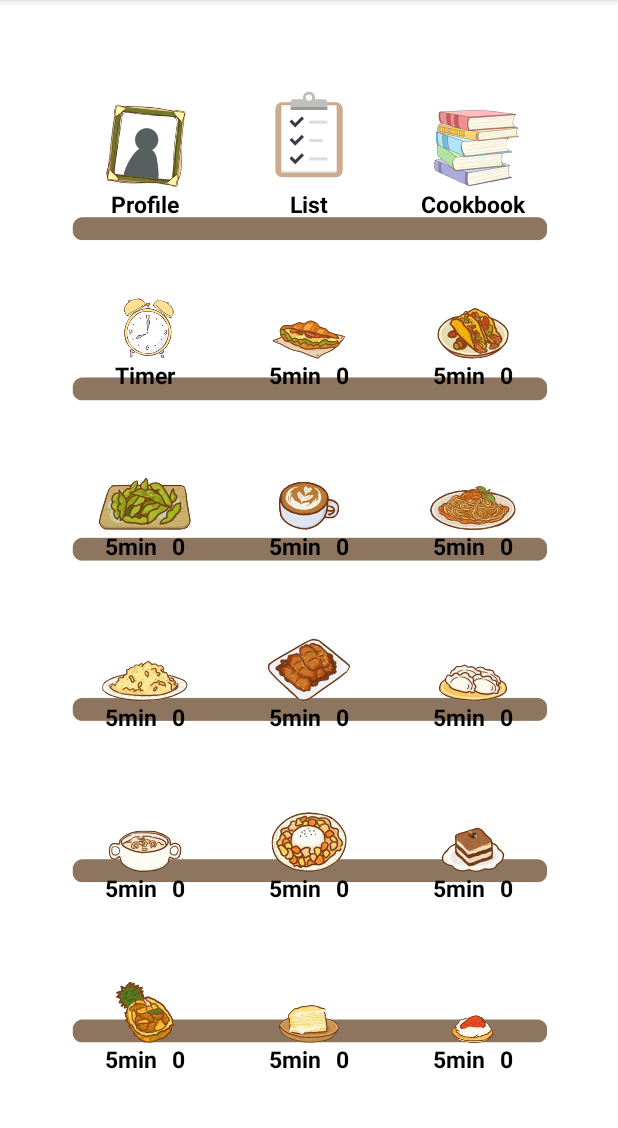
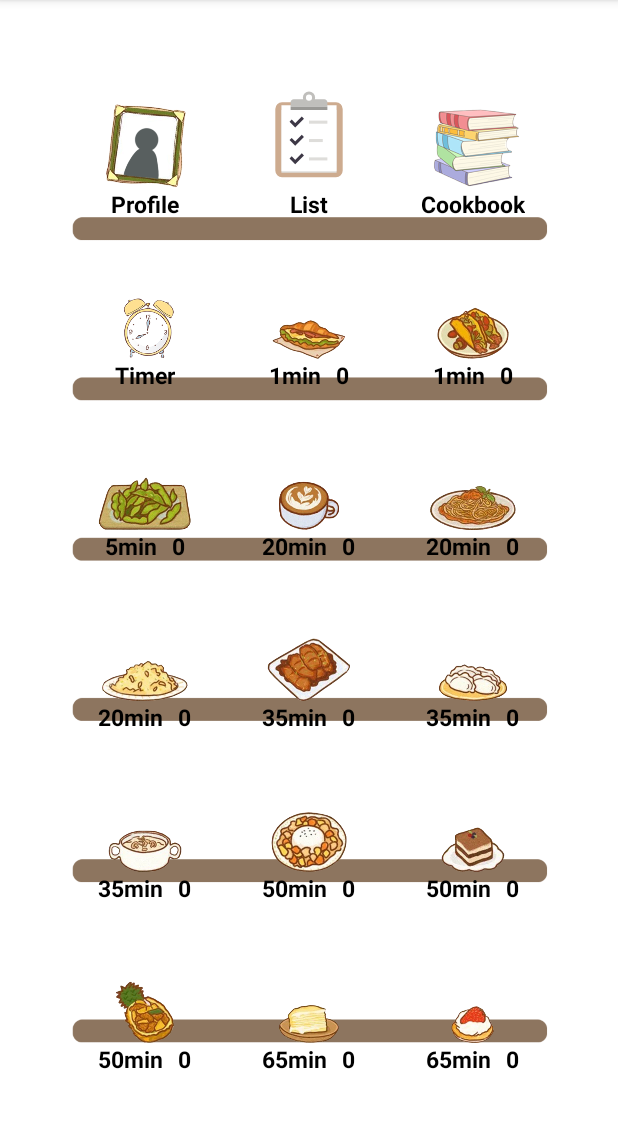
Before and after one commit to SusBhh/study-app, an Android app: the screen it shows after launch (ShelfActivity), after a tap on "Login", on a phone screen of 412 x 824 dp, the part 84-1212 px from its top. Run offline under Robolectric (Android 15) with nearby library versions, the phone set to English and light mode, and no system bars.

Commit message:
Set timer is finally working!!!

```diff
--- a/app/src/main/java/com/example/tidbit_astudyapp/FoodItem.java
+++ b/app/src/main/java/com/example/tidbit_astudyapp/FoodItem.java
@@ -8,24 +8,37 @@ import androidx.appcompat.app.AppCompatActivity;
 
 import org.w3c.dom.Text;
 
-public class FoodItem extends AppCompatActivity {
+public class FoodItem {
     private static Context context;
 
     public FoodItem(Context context) {this.context = context;};
 
     private int foodID;
-    private String timeTextID;
+    private String name;
     private int quantity;
     private int time;
-    private TextView timeText;
-    private TextView quantityText;
+//    private TextView quantityText;
 
     public FoodItem(int foodID, int time) {
         this.foodID = foodID;
-        this.timeTextID = "st" + Integer.toString(foodID);
+        //this.quantityTextID = "sq" + Integer.toString(foodID);
         this.quantity = 0;
         this.time = time;
-        this.timeText = findViewById(R.id.timeTextID);
+        //this.quantityText = findViewById(R.id.quantityTextID);
+//        if(foodID == 0){this.quantityText = findViewById(R.id.sq0);}
+//        else if(foodID == 1){this.quantityText = findViewById(R.id.sq1);}
+//        else if(foodID == 2){this.quantityText = findViewById(R.id.sq2);}
+//        else if(foodID == 3){this.quantityText = findViewById(R.id.sq3);}
+//        else if(foodID == 4){this.quantityText = findViewById(R.id.sq4);}
+//        else if(foodID == 5){this.quantityText = findViewById(R.id.sq5);}
+//        else if(foodID == 6){this.quantityText = findViewById(R.id.sq6);}
+//        else if(foodID == 7){this.quantityText = findViewById(R.id.sq7);}
+//        else if(foodID == 8){this.quantityText = findViewById(R.id.sq8);}
+//        else if(foodID == 9){this.quantityText = findViewById(R.id.sq9);}
+//        else if(foodID == 10){this.quantityText = findViewById(R.id.sq10);}
+//        else if(foodID == 11){this.quantityText = findViewById(R.id.sq11);}
+//        else if(foodID == 12){this.quantityText = findViewById(R.id.sq12);}
+//        else if(foodID == 13){this.quantityText = findViewById(R.id.sq13);}
 
     }
 
@@ -37,5 +50,6 @@ public class FoodItem extends AppCompatActivity {
     public void setQuantity(int newQuantity) {this.quantity = newQuantity;}
     public int getTime() {return this.time;}
     public void setTime(int newTime) {this.time = newTime;}
+//    public void setQuantityText() {this.quantityText.setText(Integer.toString(this.quantity));}
 
 }
--- a/app/src/main/java/com/example/tidbit_astudyapp/ShelfActivity.java
+++ b/app/src/main/java/com/example/tidbit_astudyapp/ShelfActivity.java
@@ -12,6 +12,7 @@ import android.hardware.SensorManager;
 import android.os.Bundle;
 import android.util.Log;
 import android.view.View;
+import android.widget.TextView;
 
 import java.util.Vector;
 
@@ -27,7 +28,9 @@ public class ShelfActivity extends AppCompatActivity {
     private Sensor sensorLight;
 
     // Foods array
-    public static Vector<FoodItem> FoodsList = new Vector<FoodItem>(15);
+    public static Vector<FoodItem> FoodsList = new Vector<FoodItem>(14);
+
+    public static Vector<TextView> foodQuanText = new Vector<TextView>(14);
 
     @Override
     protected void onCreate(Bundle savedInstanceState) {
@@ -66,6 +69,40 @@ public class ShelfActivity extends AppCompatActivity {
             FoodsList.add(tempFoodItem);
         }
 
+        // Create foodQuanText List
+        TextView tempTextView = findViewById(R.id.sq0);
+        for (int i = 0; i < 14; i++) {
+            foodQuanText.add(tempTextView);
+            if(i == 0)
+                foodQuanText.set(0, findViewById(R.id.sq0));
+            else if (i == 1)
+                foodQuanText.set(1, findViewById(R.id.sq1));
+            else if (i == 2)
+            foodQuanText.set(2, findViewById(R.id.sq2));
+            else if (i == 3)
+            foodQuanText.set(3, findViewById(R.id.sq3));
+            else if (i == 4)
+            foodQuanText.set(4, findViewById(R.id.sq4));
+            else if (i == 5)
+            foodQuanText.set(5, findViewById(R.id.sq5));
+            else if (i == 6)
+            foodQuanText.set(6, findViewById(R.id.sq6));
+            else if (i == 7)
+            foodQuanText.set(7, findViewById(R.id.sq7));
+            else if (i == 8)
+            foodQuanText.set(8, findViewById(R.id.sq8));
+            else if (i == 9)
+            foodQuanText.set(9, findViewById(R.id.sq9));
+            else if (i == 10)
+            foodQuanText.set(10, findViewById(R.id.sq10));
+            else if (i == 11)
+            foodQuanText.set(11, findViewById(R.id.sq11));
+            else if (i == 12)
+            foodQuanText.set(12, findViewById(R.id.sq12));
+            else if (i == 13)
+            foodQuanText.set(13, findViewById(R.id.sq13));
+        }
+
     }
 
     private void changeDayNightTheme(float floatSensorValue, float lightThreshold) {
--- a/app/src/main/java/com/example/tidbit_astudyapp/TimerActivity.java
+++ b/app/src/main/java/com/example/tidbit_astudyapp/TimerActivity.java
@@ -105,6 +105,29 @@ public class TimerActivity extends AppCompatActivity {
 
             @Override
             public void onFinish() {
+
+                //edit quantity of food
+                int foodGot = 0, newQuantity = 0;
+                TextView quantityText = findViewById(R.id.sq13);
+                if (0 < mTimerTempMinute) {
+                    foodGot = (int)Math.random()*(3);
+                    //mTimerTempMinute <= 5 //0,1
+                    if (5 <= mTimerTempMinute && mTimerTempMinute < 20) {
+                        foodGot = 2; //2
+                    } else if (20 <= mTimerTempMinute && mTimerTempMinute < 35) {
+                        foodGot += 3;//3,4,5
+                    } else if (35 <= mTimerTempMinute && mTimerTempMinute < 50) {
+                        foodGot += 6;//6,7,8
+                    } else if (50 <= mTimerTempMinute && mTimerTempMinute < 65) {
+                        foodGot += 9;//9,10,11
+                    } else if (65 < mTimerTempMinute) {
+                        foodGot += 12;//12,13
+                    }
+                }
+                Log.d("foodGot", Integer.toString(foodGot));
+                newQuantity = ShelfActivity.FoodsList.get(foodGot).getQuantity() + 1;
+                ShelfActivity.FoodsList.get(foodGot).setQuantity(newQuantity);
+                ShelfActivity.foodQuanText.get(foodGot).setText(Integer.toString(newQuantity));
                 mTimerRunning = false;
                 updateWatchInterface();
             }
@@ -198,8 +221,6 @@ public class TimerActivity extends AppCompatActivity {
     @Override
     protected void onStart() {
         super.onStart();
-        int foodGot = 0, newQuantity = 0;
-
         SharedPreferences prefs = getSharedPreferences("prefs", MODE_PRIVATE);
 
         mStartTimeInMillis = prefs.getLong("startTimeInMillis", 600000);
@@ -219,24 +240,6 @@ public class TimerActivity extends AppCompatActivity {
                 updateCountDownText();
                 updateWatchInterface();
 
-                //edit quantity of food
-                if (0 < mTimerTempMinute) {
-                    foodGot = (int)Math.random()*(3);
-                    //mTimerTempMinute <= 5 //0,1
-                    if (5 <= mTimerTempMinute && mTimerTempMinute < 20) {
-                        foodGot = 2; //2
-                    } else if (20 <= mTimerTempMinute && mTimerTempMinute < 35) {
-                        foodGot += 3;//3,4,5
-                    } else if (35 <= mTimerTempMinute && mTimerTempMinute < 50) {
-                        foodGot += 6;//6,7,8
-                    } else if (50 <= mTimerTempMinute && mTimerTempMinute < 65) {
-                        foodGot += 9;//9,10,11
-                    } else if (65 < mTimerTempMinute) {
-                        foodGot += 12;//12,13
-                    }
-                }
-                newQuantity = ShelfActivity.FoodsList.get(foodGot).getQuantity() + 1;
-                ShelfActivity.FoodsList.get(foodGot).setQuantity(newQuantity);
 
             } else {
                 startTimer();
--- a/app/src/main/res/layout/activity_shelf.xml
+++ b/app/src/main/res/layout/activity_shelf.xml
@@ -259,7 +259,6 @@
                     android:layout_height="65dp"
                     android:layout_gravity="center_horizontal"
                     android:background="@null"
-                    android:onClick="onTimerPressed"
                     android:scaleType="fitXY"
                     app:srcCompat="@drawable/f2"
                     tools:ignore="SpeakableTextPresentCheck" />
@@ -274,7 +273,7 @@
                         android:layout_width="wrap_content"
                         android:layout_height="wrap_content"
                         android:layout_gravity="center_horizontal|bottom"
-                        android:text="5min"
+                        android:text="1min"
                         android:textAlignment="center"
                         android:textColor="@android:color/black"
                         android:textSize="15sp"
@@ -323,7 +322,6 @@
                     android:layout_height="65dp"
                     android:layout_gravity="center_horizontal"
                     android:background="@null"
-                    android:onClick="onTimerPressed"
                     android:scaleType="fitXY"
                     app:srcCompat="@drawable/f3"
                     tools:ignore="SpeakableTextPresentCheck" />
@@ -338,7 +336,7 @@
                         android:layout_width="wrap_content"
                         android:layout_height="wrap_content"
                         android:layout_gravity="center_horizontal|bottom"
-                        android:text="5min"
+                        android:text="1min"
                         android:textAlignment="center"
                         android:textColor="@android:color/black"
                         android:textSize="15sp"
@@ -387,7 +385,6 @@
                     android:layout_height="65dp"
                     android:layout_gravity="center_horizontal"
                     android:background="@null"
-                    android:onClick="onTimerPressed"
                     android:scaleType="fitXY"
                     app:srcCompat="@drawable/f4"
                     tools:ignore="SpeakableTextPresentCheck" />
@@ -452,7 +449,6 @@
                     android:layout_height="65dp"
                     android:layout_gravity="center_horizontal"
                     android:background="@null"
-                    android:onClick="onTimerPressed"
                     android:scaleType="fitXY"
                     app:srcCompat="@drawable/f5"
                     tools:ignore="SpeakableTextPresentCheck" />
@@ -467,7 +463,7 @@
                         android:layout_width="wrap_content"
                         android:layout_height="wrap_content"
                         android:layout_gravity="center_horizontal|bottom"
-                        android:text="5min"
+                        android:text="20min"
                         android:textAlignment="center"
                         android:textColor="@android:color/black"
                         android:textSize="15sp"
@@ -517,7 +513,6 @@
                     android:layout_height="65dp"
                     android:layout_gravity="center_horizontal"
                     android:background="@null"
-                    android:onClick="onTimerPressed"
                     android:scaleType="fitXY"
                     app:srcCompat="@drawable/f6"
                     tools:ignore="SpeakableTextPresentCheck" />
@@ -533,7 +528,7 @@
                         android:layout_width="wrap_content"
                         android:layout_height="wrap_content"
                         android:layout_gravity="center_horizontal|bottom"
-                        android:text="5min"
+                        android:text="20min"
                         android:textAlignment="center"
                         android:textColor="@android:color/black"
                         android:textSize="15sp"
@@ -583,7 +578,6 @@
                     android:layout_height="65dp"
                     android:layout_gravity="center_horizontal"
                     android:background="@null"
-                    android:onClick="onTimerPressed"
                     android:scaleType="fitXY"
                     app:srcCompat="@drawable/f7"
                     tools:ignore="SpeakableTextPresentCheck" />
@@ -598,7 +592,7 @@
                         android:layout_width="wrap_content"
                         android:layout_height="wrap_content"
                         android:layout_gravity="center_horizontal|bottom"
-                        android:text="5min"
+                        android:text="20min"
                         android:textAlignment="center"
                         android:textColor="@android:color/black"
                         android:textSize="15sp"
@@ -648,7 +642,6 @@
                     android:layout_height="65dp"
                     android:layout_gravity="center_horizontal"
                     android:background="@null"
-                    android:onClick="onTimerPressed"
                     android:scaleType="fitXY"
                     app:srcCompat="@drawable/f8"
                     tools:ignore="SpeakableTextPresentCheck" />
@@ -663,7 +656,7 @@
                         android:layout_width="wrap_content"
                         android:layout_height="wrap_content"
                         android:layout_gravity="center_horizontal|bottom"
-                        android:text="5min"
+                        android:text="35min"
                         android:textAlignment="center"
                         android:textColor="@android:color/black"
                         android:textSize="15sp"
@@ -713,7 +706,6 @@
                     android:layout_height="65dp"
                     android:layout_gravity="center_horizontal"
                     android:background="@null"
-                    android:onClick="onTimerPressed"
                     android:scaleType="fitXY"
                     app:srcCompat="@drawable/f9"
                     tools:ignore="SpeakableTextPresentCheck" />
@@ -728,7 +720,7 @@
                         android:layout_width="wrap_content"
                         android:layout_height="wrap_content"
                         android:layout_gravity="center_horizontal|bottom"
-                        android:text="5min"
+                        android:text="35min"
                         android:textAlignment="center"
                         android:textColor="@android:color/black"
                         android:textSize="15sp"
@@ -778,7 +770,6 @@
                     android:layout_height="65dp"
                     android:layout_gravity="center_horizontal"
                     android:background="@null"
-                    android:onClick="onTimerPressed"
                     android:scaleType="fitXY"
                     app:srcCompat="@drawable/f10"
                     tools:ignore="SpeakableTextPresentCheck" />
@@ -793,7 +784,7 @@
                         android:layout_width="wrap_content"
                         android:layout_height="wrap_content"
                         android:layout_gravity="center_horizontal|bottom"
-                        android:text="5min"
+                        android:text="35min"
                         android:textAlignment="center"
                         android:textColor="@android:color/black"
                         android:textSize="15sp"
@@ -843,7 +834,6 @@
                     android:layout_height="65dp"
                     android:layout_gravity="center_horizontal"
                     android:background="@null"
-                    android:onClick="onTimerPressed"
                     android:scaleType="fitXY"
                     app:srcCompat="@drawable/f11"
                     tools:ignore="SpeakableTextPresentCheck" />
@@ -858,7 +848,7 @@
                         android:layout_width="wrap_content"
                         android:layout_height="wrap_content"
                         android:layout_gravity="center_horizontal|bottom"
-                        android:text="5min"
+                        android:text="50min"
                         android:textAlignment="center"
                         android:textColor="@android:color/black"
                         android:textSize="15sp"
@@ -908,7 +898,6 @@
                     android:layout_height="65dp"
                     android:layout_gravity="center_horizontal"
                     android:background="@null"
-                    android:onClick="onTimerPressed"
                     android:scaleType="fitXY"
                     app:srcCompat="@drawable/f12"
                     tools:ignore="SpeakableTextPresentCheck" />
@@ -923,7 +912,7 @@
                         android:layout_width="wrap_content"
                         android:layout_height="wrap_content"
                         android:layout_gravity="center_horizontal|bottom"
-                        android:text="5min"
+                        android:text="50min"
                         android:textAlignment="center"
                         android:textColor="@android:color/black"
                         android:textSize="15sp"
@@ -966,13 +955,12 @@
                 android:layout_margin="3dp"
                 android:orientation="vertical">
 
-                <ImageButton
+                <ImageView
                     android:id="@+id/f11"
                     android:layout_width="65dp"
                     android:layout_height="65dp"
                     android:layout_gravity="center_horizontal"
                     android:background="@null"
-                    android:onClick="onTimerPressed"
                     android:scaleType="fitXY"
                     app:srcCompat="@drawable/f13"
                     tools:ignore="SpeakableTextPresentCheck" />
@@ -982,12 +970,13 @@
                     android:layout_height="wrap_content"
                     android:layout_gravity="center_horizontal|bottom"
                     android:orientation="horizontal">
+
                     <TextView
                         android:id="@+id/st11"
                         android:layout_width="wrap_content"
-                        android:layout_height="wrap_content"
+                        android:layout_height="match_parent"
                         android:layout_gravity="center_horizontal|bottom"
-                        android:text="5min"
+                        android:text="50min"
                         android:textAlignment="center"
                         android:textColor="@android:color/black"
                         android:textSize="15sp"
@@ -1032,13 +1021,12 @@
                 android:layout_margin="3dp"
                 android:orientation="vertical">
 
-                <ImageButton
+                <ImageView
                     android:id="@+id/f12"
                     android:layout_width="65dp"
                     android:layout_height="65dp"
                     android:layout_gravity="center_horizontal"
                     android:background="@null"
-                    android:onClick="onTimerPressed"
                     android:scaleType="fitXY"
                     app:srcCompat="@drawable/f14"
                     tools:ignore="SpeakableTextPresentCheck" />
@@ -1053,7 +1041,7 @@
                         android:layout_width="wrap_content"
                         android:layout_height="wrap_content"
                         android:layout_gravity="center_horizontal|bottom"
-                        android:text="5min"
+                        android:text="65min"
                         android:textAlignment="center"
                         android:textColor="@android:color/black"
                         android:textSize="15sp"
@@ -1098,13 +1086,12 @@
                 android:layout_margin="3dp"
                 android:orientation="vertical">
 
-                <ImageButton
+                <ImageView
                     android:id="@+id/f13"
                     android:layout_width="65dp"
-                    android:layout_height="49dp"
+                    android:layout_height="65dp"
                     android:layout_gravity="center_horizontal"
                     android:background="@null"
-                    android:onClick="onTimerPressed"
                     android:scaleType="fitXY"
                     app:srcCompat="@drawable/f15"
                     tools:ignore="SpeakableTextPresentCheck" />
@@ -1114,12 +1101,13 @@
                     android:layout_height="wrap_content"
                     android:layout_gravity="center_horizontal|bottom"
                     android:orientation="horizontal">
+
                     <TextView
                         android:id="@+id/st13"
                         android:layout_width="wrap_content"
-                        android:layout_height="wrap_content"
+                        android:layout_height="match_parent"
                         android:layout_gravity="center_horizontal|bottom"
-                        android:text="5min"
+                        android:text="65min"
                         android:textAlignment="center"
                         android:textColor="@android:color/black"
                         android:textSize="15sp"
```
